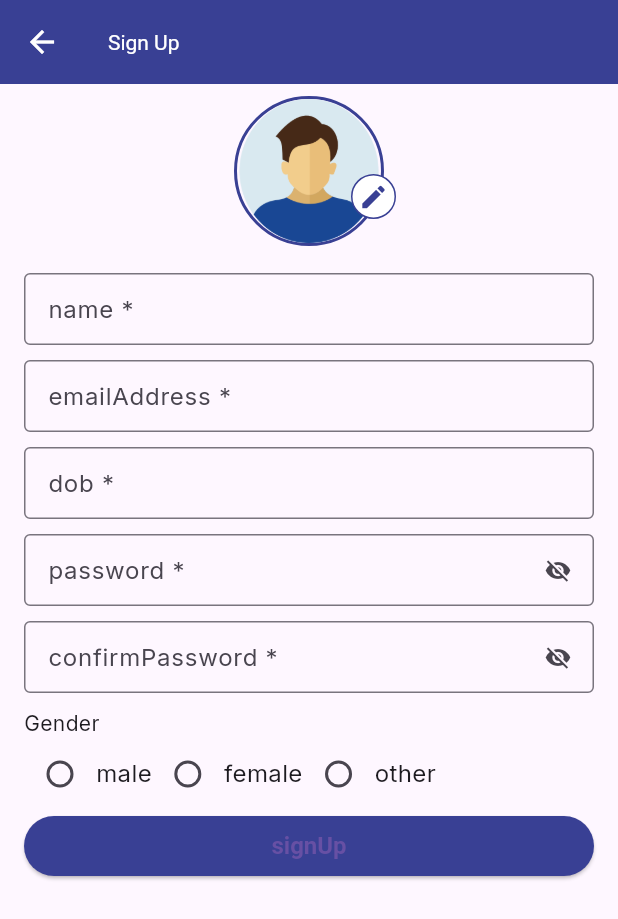
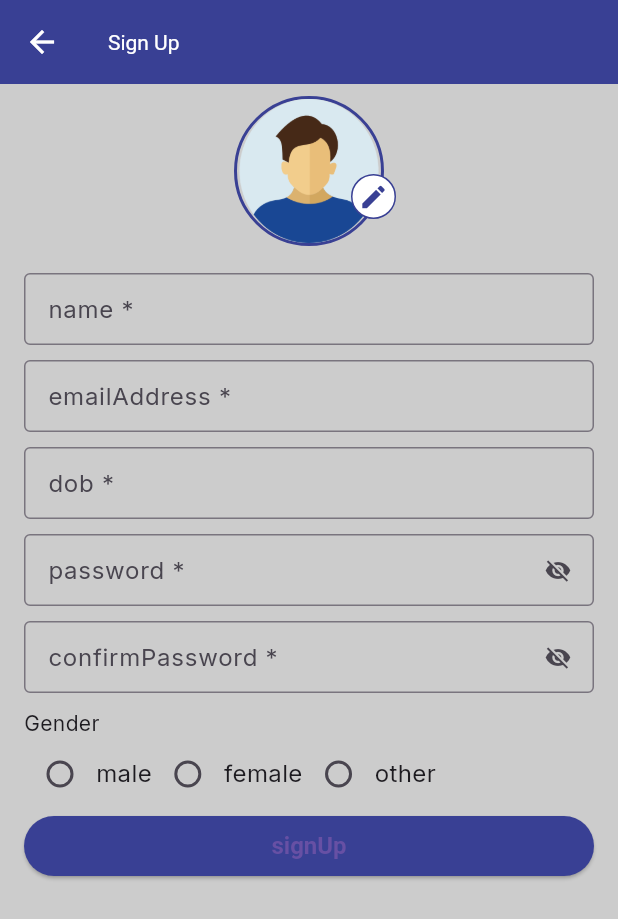
Before and after one commit to NikhilSngh/flutter_poc, a Flutter app: the screen it shows after launch, after a tap on "Login", after a tap on "Sign Up", on a phone screen of 412 x 824 dp. Shown: the top 919 px of the screen. Run offline on Flutter 3.47's test engine with Material 3 defaults, Android fonts, the phone set to English and light mode, and no system bars; our stand-ins replace auto_route, dio, equatable, flutter_bloc, get_it, google_fonts and 3 more; missing offline and left inert: encrypt; accounts and stored records are empty; generated files the repository leaves out were written again.

Commit message:
Code refactoring

```diff
--- a/lib/login/login_screen.dart
+++ b/lib/login/login_screen.dart
@@ -10,7 +10,6 @@ import 'package:flutter_poc/constant/spacing_constants.dart';
 import 'package:flutter_poc/login/app_elevated_button.dart';
 import 'package:flutter_poc/login/common_textfield.dart';
 import 'package:flutter_poc/navigation/app_router.dart';
-import 'package:flutter_poc/theme/ui_colors.dart';
 import 'package:flutter_poc/utils/validator.dart';
 import 'bloc/login_cubit.dart';
 import 'bloc/state/login_state.dart';
@@ -101,24 +100,9 @@ class LoginScreen extends StatelessWidget {
                                           }),
                                         );
                                       }),
-                                  Row(
-                                      mainAxisAlignment: MainAxisAlignment.center,
-                                      children: [
-                                        const Text(AppStrings.dontHaveAccount,
-                                            style: TextStyle(fontSize: AppFontSize.regular, fontWeight: FontWeight.w400)),
-                                        InkWell(
-                                            onTap: (){
-                                              context.router.push(SignupScreenRoute());
-                                            },
-                                            child: Container(
-                                              margin: const EdgeInsets.only(left: SpacingConstant.loginWidgetHorizontalSpacing10),
-                                              child: Text(AppStrings.signUp,
-                                                  style:  TextStyle(fontSize: AppFontSize.regular,
-                                                      fontWeight: FontWeight.w700,
-                                                      color: UiColors.primaryTextColor.lightColor)),
-                                            )
-                                        )
-                                      ])
+                                  AppElevatedButton(title: AppStrings.signUp, onPressed: () {
+                                    context.router.push(SignupScreenRoute());
+                                  }),
                                 ])
                         )
                     )
--- a/lib/theme/ui_colors.dart
+++ b/lib/theme/ui_colors.dart
@@ -9,6 +9,7 @@ class UiColors{
   static const Color _pureDark = Color(0xFF000000);
   static const Color _informGrey = Color(0xFF191919);
   static const Color _blue = Color(0xFF394094);
+  static const Color _grey = Color(0xFFCCCCCC);
 
 
   static final Map<Brightness, Color> canvasColor =
@@ -37,6 +38,9 @@ class UiColors{
 
   static final Map<Brightness, Color> appThemeColor =
   _buildColor(lightColor: _blue, darkColor: _blue);
+
+  static final Map<Brightness, Color> greyColor =
+  _buildColor(lightColor: _grey, darkColor: _grey);
 
 
 
--- a/lib/theme/ui_theme.dart
+++ b/lib/theme/ui_theme.dart
@@ -14,20 +14,25 @@ class UiTheme {
       textTheme: UiTextStyles.defaultWhiteTextTheme,
       cardTheme: _cardTheme(),
       elevatedButtonTheme: _buttonTheme(),
-      bottomNavigationBarTheme: _bottomNavigationBarTheme());
+      bottomNavigationBarTheme: _bottomNavigationBarTheme(),
+      scaffoldBackgroundColor : UiColors.greyColor.lightColor
+  );
 
   static ThemeData darkTheme = ThemeData(
       brightness: Brightness.dark,
       fontFamily: 'Inter',
       appBarTheme: _appBarThemeData(Brightness.dark),
       textTheme: UiTextStyles.defaultDarkTextTheme,
-      cardTheme: _cardTheme());
+      cardTheme: _cardTheme(),
+      elevatedButtonTheme: _buttonTheme(),
+      bottomNavigationBarTheme: _bottomNavigationBarTheme(),
+      scaffoldBackgroundColor : UiColors.greyColor.lightColor);
 
   static AppBarTheme _appBarThemeData(Brightness brightness) {
     return AppBarTheme(
       backgroundColor: UiColors.appBarColor[brightness],
       iconTheme:
-          IconThemeData(color: UiColors.primaryTextColorWhite[brightness]),
+      IconThemeData(color: UiColors.primaryTextColorWhite[brightness]),
       systemOverlayStyle: SystemUiOverlayStyle(
           statusBarBrightness: brightness,
           statusBarIconBrightness: brightness == Brightness.dark
@@ -35,7 +40,7 @@ class UiTheme {
               : Brightness.dark,
           statusBarColor: Colors.transparent),
       titleTextStyle:
-          TextStyle(color: UiColors.primaryTextColorWhite[brightness]),
+      TextStyle(color: UiColors.primaryTextColorWhite[brightness]),
     );
   }
 
@@ -55,9 +60,9 @@ class UiTheme {
 
   static BottomNavigationBarThemeData _bottomNavigationBarTheme() {
     return BottomNavigationBarThemeData(
-          selectedItemColor: UiColors.bottomBarColor.lightColor,
-          backgroundColor: Colors.white
-        );
+        selectedItemColor: UiColors.bottomBarColor.lightColor,
+        backgroundColor: Colors.white
+    );
   }
 
   static CardTheme _cardTheme() {
```
